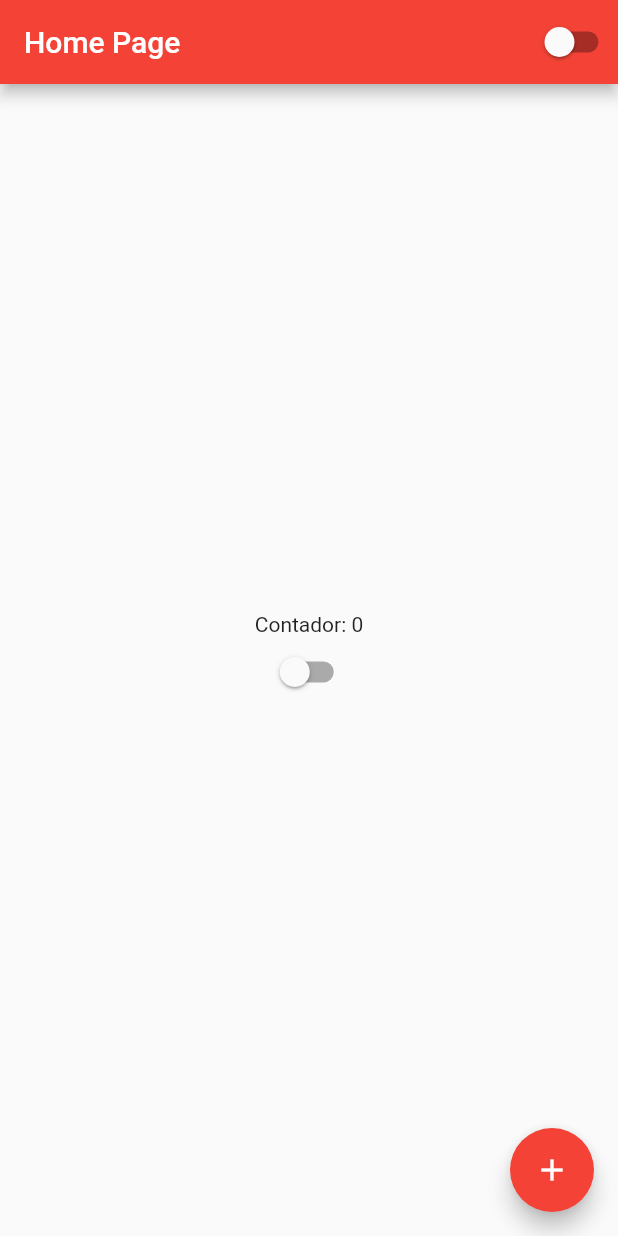
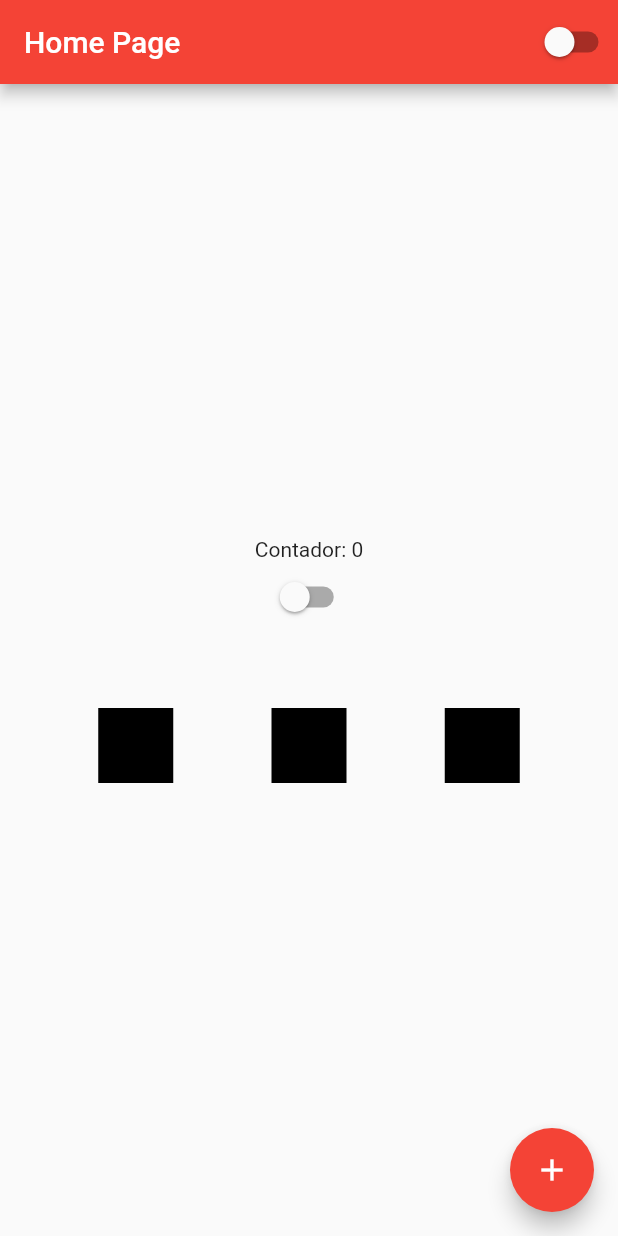
Before and after one commit to ClintonAlmeidaDev/Curso-Flutterando-2022, a Flutter app: the screen it shows after launch, on a phone screen of 412 x 824 dp. Run offline on Flutter 3.47's test engine with Material 2 defaults, Android fonts, the phone set to English and light mode, and no system bars.

Commit message:
Aula 15
Trabalhando com Rows e Columns

```diff
--- a/curso_flutterando_2022/lib/home_page.dart
+++ b/curso_flutterando_2022/lib/home_page.dart
@@ -27,6 +27,29 @@ class HomePageState extends State<HomePage> {
           children: [
             Text('Contador: $count'),
             CustomSwitch(),
+            Container(
+              height: 50,
+            ),
+            Row(
+              mainAxisAlignment: MainAxisAlignment.spaceEvenly,
+              children: [
+                Container(
+                  width: 50,
+                  height: 50,
+                  color: Colors.black,
+                ),
+                Container(
+                  width: 50,
+                  height: 50,
+                  color: Colors.black,
+                ),
+                Container(
+                  width: 50,
+                  height: 50,
+                  color: Colors.black,
+                ),
+              ],
+            ),
           ],
         ),
       ),
```
